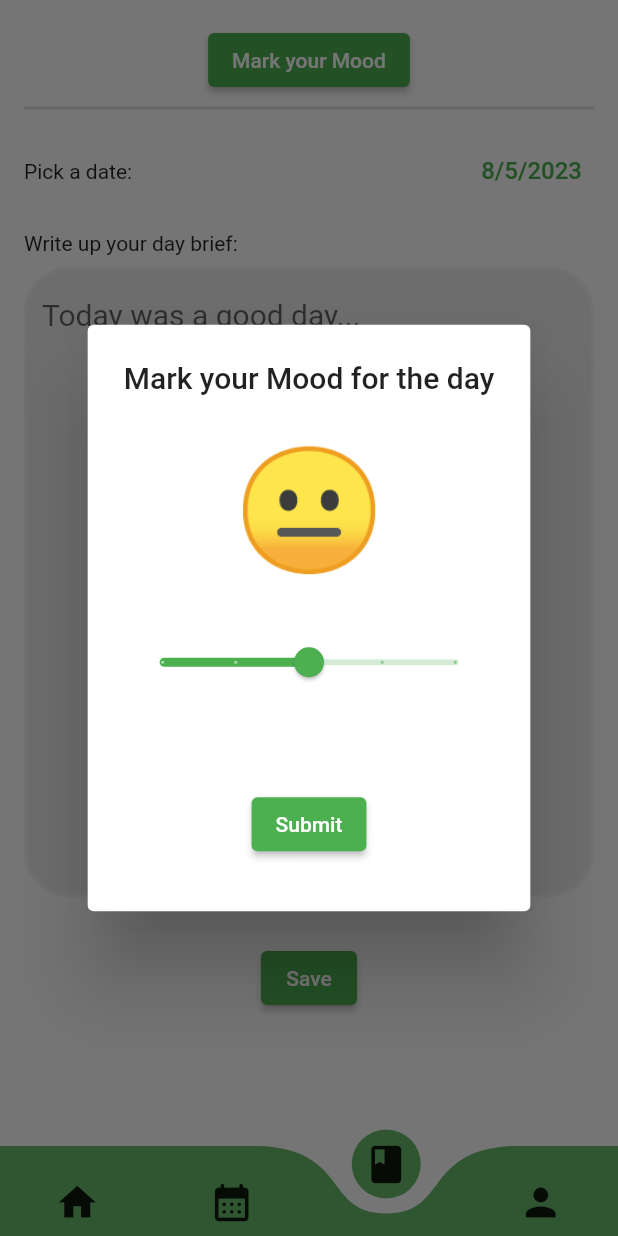
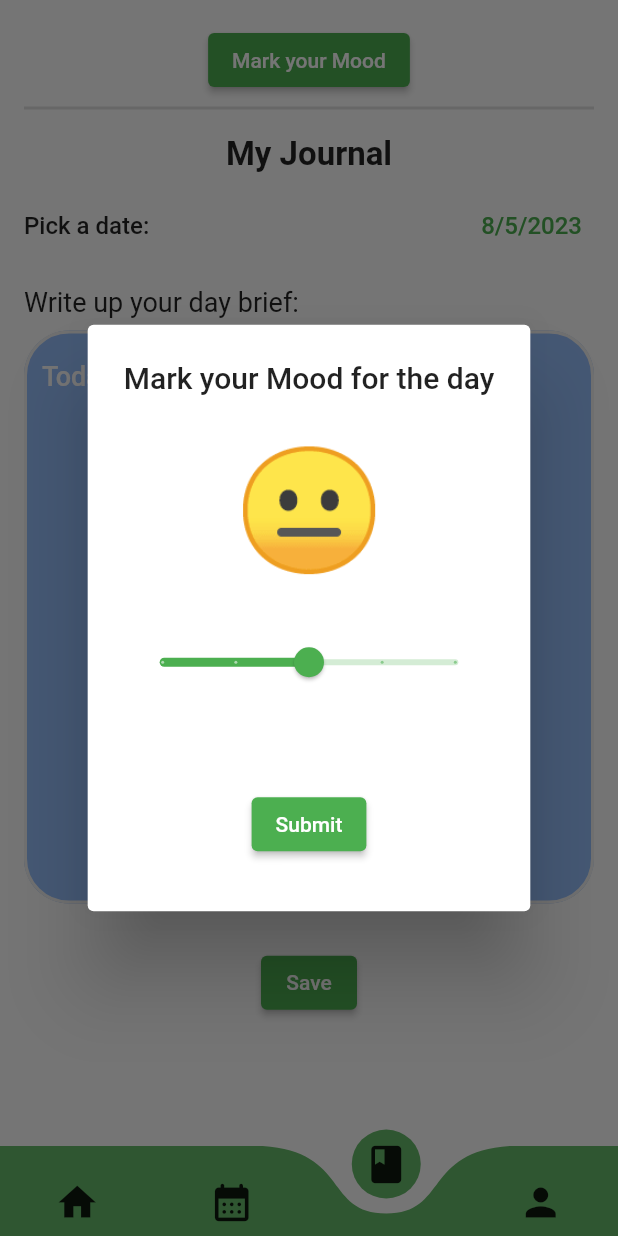
Before and after one commit to o-omki/depression-assessment-app, a Flutter app: the BottomNavBar screen opened directly, item 3 of the bottom bar chosen, after a tap on "Mark your Mood", on a phone screen of 412 x 824 dp. Run offline on Flutter 3.47's test engine with Material 2 defaults, Android fonts, the phone set to English and light mode, and no system bars; drawn by our look-alikes of curved_navigation_bar; our stand-ins replace cloud_firestore, firebase_auth, firebase_core, fl_chart, glassmorphism, google_sign_in; accounts and stored records are empty; generated files the repository leaves out were written again.

Commit message:
Minor Changes

```diff
--- a/lib/screens/journal/journal_screen.dart
+++ b/lib/screens/journal/journal_screen.dart
@@ -61,23 +61,33 @@ class _JournalScreenState extends State<JournalScreen> {
                   showDialog(
                       context: context,
                       builder: (BuildContext context) {
-                        return AlertDialog(
+                        return const AlertDialog(
                           title: Text('Mark your Mood for the day'),
                           content: MoodMarker(),
                         );
                       });
                 },
-                child: Text('Mark your Mood')),
-            Divider(
+                child: const Text('Mark your Mood')),
+            const Divider(
               thickness: 2,
             ),
             SizedBox(
-              height: 10,
+              height: mq.height * 0.0125,
+            ),
+            Text(
+              'My Journal',
+              style: TextStyle(fontSize: 22, fontWeight: FontWeight.w600),
+            ),
+            SizedBox(
+              height: mq.height * 0.0125,
             ),
             Row(
               mainAxisAlignment: MainAxisAlignment.spaceBetween,
               children: [
-                const Text('Pick a date:'),
+                const Text(
+                  'Pick a date:',
+                  style: TextStyle(fontSize: 16, fontWeight: FontWeight.w500),
+                ),
                 TextButton(
                   onPressed: () => _selectDate(context),
                   child: Text(
@@ -87,26 +97,40 @@ class _JournalScreenState extends State<JournalScreen> {
                 ),
               ],
             ),
-            const SizedBox(height: 16.0),
+            SizedBox(height: mq.height * 0.02),
             const SizedBox(
               width: double.infinity,
               child: Text(
                 'Write up your day brief:',
+                style: TextStyle(fontSize: 18),
               ),
             ),
-            const SizedBox(height: 8.0),
+            SizedBox(height: mq.height * 0.01),
             TextFormField(
               controller: _textEditingController,
-              maxLines: 20,
-              decoration: const InputDecoration(
+              maxLines: 18,
+              style: const TextStyle(
+                color: Colors.white,
+                fontWeight: FontWeight.w500,
+                fontSize: 16,
+              ),
+              decoration: InputDecoration(
                 hintText: 'Today was a good day...',
-                border: OutlineInputBorder(),
+                hintStyle: const TextStyle(color: Colors.white, fontSize: 18),
+                focusedBorder: OutlineInputBorder(
+                  borderSide: BorderSide(
+                    color: Colors.grey.shade100,
+                    width: 2.0,
+                  ),
+                  borderRadius: BorderRadius.circular(30.0),
+                ),
+                fillColor: const Color.fromARGB(255, 150, 191, 253),
               ),
             ),
             SizedBox(
-              height: 30,
+              height: mq.height * 0.035,
             ),
-            ElevatedButton(onPressed: () {}, child: Text('Save')),
+            ElevatedButton(onPressed: () {}, child: const Text('Save')),
           ],
         ),
       ),
```
